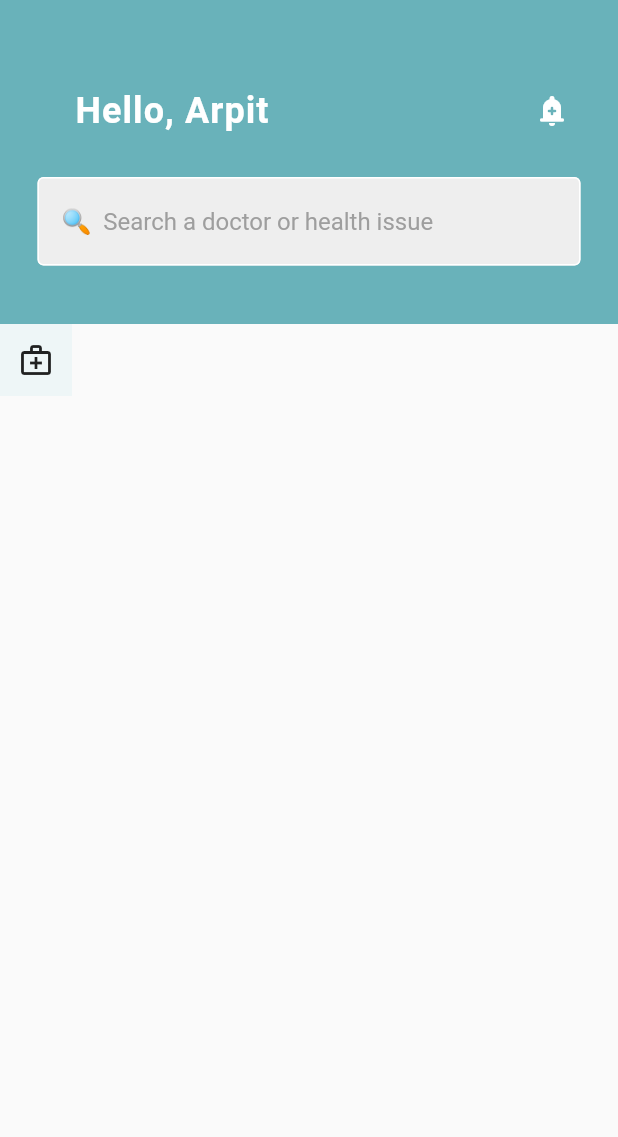
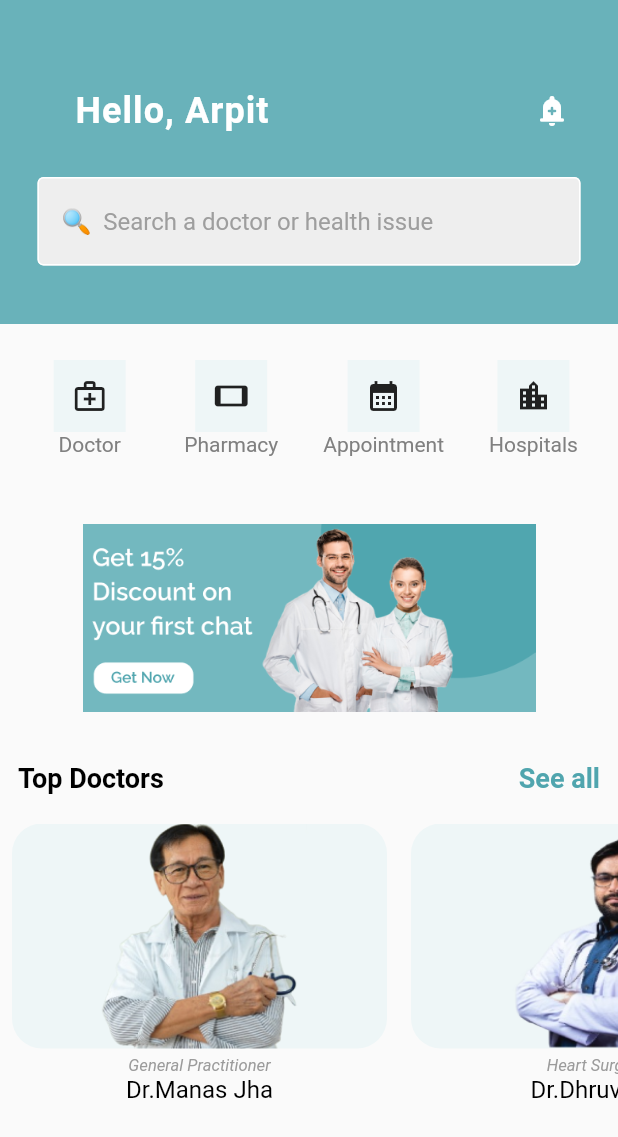
Before and after one commit to singhanshika1302/medicare-app, a Flutter app: the MediHomepage screen opened by its route, on a phone screen of 412 x 824 dp. Shown: the top 1137 px of the screen. Run offline on Flutter 3.47's test engine with Material 2 defaults, Android fonts, the phone set to English and light mode, and no system bars; missing offline and left inert: colorful_iconify_flutter, iconify_flutter; Roboto replaces fonts that are missing (Outfit, Raleway).

Commit message:
doctor's discription added

```diff
--- a/lib/home.dart
+++ b/lib/home.dart
@@ -1,4 +1,5 @@
 import 'package:flutter/material.dart';
+import 'package:medicare_app/utilis/doctor_card.dart';
 import 'package:medicare_app/utilis/mytextfield.dart';
 
 class MediHomepage extends StatelessWidget {
@@ -37,19 +38,154 @@ class MediHomepage extends StatelessWidget {
                       ),
                       Padding(
                         padding: const EdgeInsets.fromLTRB(0, 50, 20, 20),
-                        child: IconButton(onPressed: (){}, icon: Icon(Icons.add_alert_rounded,color: Colors.white,)),
+                        child: IconButton(
+                            onPressed: () {},
+                            icon: Icon(
+                              Icons.add_alert_rounded,
+                              color: Colors.white,
+                            )),
                       )
                     ],
                   ),
-                  MyTextField(controller: MySearchController, hintText: ' 🔍  Search a doctor or health issue', obscureText: false)
-
+                  MyTextField(
+                      controller: MySearchController,
+                      hintText: ' 🔍  Search a doctor or health issue',
+                      obscureText: false)
                 ],
               ),
             ),
-            Row(children: [
-              Container(color:Color(0xffEEF6F7) ,
-                child: IconButton(onPressed: (){}, icon:Icon( Icons.medical_services_outlined),))
-            ],)
+            Row(
+              mainAxisAlignment: MainAxisAlignment.center,
+              children: [
+                Padding(
+                  padding: const EdgeInsets.all(24.0),
+                  child: Column(
+                    children: [
+                      Container(
+                          color: Color(0xffEEF6F7),
+                          child: IconButton(
+                            onPressed: () {},
+                            icon: Icon(Icons.medical_services_outlined),
+                          )),
+                      Text(
+                        'Doctor',
+                        style: TextStyle(color: Color(0xff808080)),
+                      ),
+                    ],
+                  ),
+                ),
+                Padding(
+                  padding: const EdgeInsets.all(15.0),
+                  child: Column(
+                    children: [
+                      Container(
+                          color: Color(0xffEEF6F7),
+                          child: IconButton(
+                            onPressed: () {},
+                            icon: Icon(Icons.stay_current_landscape_outlined),
+                          )),
+                      Text(
+                        'Pharmacy',
+                        style: TextStyle(color: Color(0xff808080)),
+                      ),
+                    ],
+                  ),
+                ),
+                Padding(
+                  padding: const EdgeInsets.all(15.0),
+                  child: Column(
+                    children: [
+                      Container(
+                          color: Color(0xffEEF6F7),
+                          child: IconButton(
+                            onPressed: () {},
+                            icon: Icon(Icons.calendar_month),
+                          )),
+                      Text(
+                        'Appointment',
+                        style: TextStyle(color: Color(0xff808080)),
+                      ),
+                    ],
+                  ),
+                ),
+                Padding(
+                  padding: const EdgeInsets.all(15.0),
+                  child: Column(
+                    children: [
+                      Container(
+                          color: Color(0xffEEF6F7),
+                          child: IconButton(
+                            onPressed: () {},
+                            icon: Icon(Icons.location_city),
+                          )),
+                      Text(
+                        'Hospitals',
+                        style: TextStyle(color: Color(0xff808080)),
+                      ),
+                    ],
+                  ),
+                ),
+              ],
+            ),
+            SizedBox(
+              height: 20,
+            ),
+            Container(
+              width: 302,
+              height: 128,
+              decoration: BoxDecoration(
+                  image:
+                      DecorationImage(image: AssetImage('assets/banner.png'))),
+            ),
+            SizedBox(
+              height: 20,
+            ),
+            Padding(
+              padding: const EdgeInsets.all(12.0),
+              child: Row(
+                mainAxisAlignment: MainAxisAlignment.spaceBetween,
+                children: [
+                  Text(
+                    'Top Doctors',
+                    style: TextStyle(
+                      color: Colors.black,
+                      fontSize: 18,
+                      fontWeight: FontWeight.w600,
+                    ),
+                  ),
+                  Text(
+                    'See all',
+                    style: TextStyle(
+                      color: Color(0xFF50A5AE),
+                      fontSize: 18,
+                      fontFamily: 'Raleway',
+                      fontWeight: FontWeight.w600,
+                      height: 0,
+                    ),
+                  )
+                ],
+              ),
+            ),
+            Container(
+
+              height: 300,
+
+              child: ListView(
+                scrollDirection: Axis.horizontal,
+                children: [
+                  Padding(
+                    padding: const EdgeInsets.all(8.0),
+                    child: Doctor_Card(img: 'assets/doctor.png', prof: 'General Practitioner', name: 'Dr.Manas Jha'),
+                  ),
+
+                    Padding(
+                      padding: const EdgeInsets.all(8.0),
+                      child: Doctor_Card(img: 'assets/doctor 2.png', prof: 'Heart Surgeon', name: 'Dr.Dhruv Jha'),
+                    ),
+                ],
+
+              ),
+            )
           ],
         )),
       ),
--- a/lib/main.dart
+++ b/lib/main.dart
@@ -1,8 +1,10 @@
 import 'package:flutter/material.dart';
+import 'package:medicare_app/doctor.dart';
 import 'package:medicare_app/home.dart';
 import 'package:medicare_app/landing_page.dart';
 import 'package:medicare_app/login.dart';
 import 'package:medicare_app/navbar.dart';
+import 'package:medicare_app/profile.dart';
 
 void main() {
   runApp( MaterialApp(
@@ -14,6 +16,8 @@ void main() {
       '/login':(context) => login(),
       '/home':(context) => MediHomepage(),
       '/navbar':(context) => bottomnavbar(),
+      '/doctor':(context) => Doctor_page(),
+      '/profile':(context) =>Profile_page(),
      },
   ));
 }
--- /dev/null
+++ b/lib/utilis/doctor_card.dart
@@ -0,0 +1,60 @@
+import 'package:flutter/material.dart';
+
+class Doctor_Card extends StatelessWidget {
+  final String img;
+  final String prof;
+  final String name;
+
+  const Doctor_Card(
+      {super.key,
+      required this.img,
+      required this.prof,
+      required this.name,
+     });
+
+  @override
+  Widget build(BuildContext context) {
+    return Expanded(
+      child: Container(
+
+        child: Column(
+
+          children: [
+            Container(
+
+              width: 250,
+              height: 150,
+              decoration: BoxDecoration(
+                borderRadius: BorderRadius.circular(20),
+                image: DecorationImage(
+                  image: AssetImage(img),
+                  fit: BoxFit.fill,
+                ),
+              ),
+            ),
+            SizedBox(
+              height: 5,
+            ),
+
+            Text(
+              prof,
+              style: TextStyle(
+                  fontSize: 11,
+                  color: Color(0xff9B9B9B),
+                  fontStyle: FontStyle.italic),
+            ),
+            Text(
+              name,
+              style: TextStyle(
+                  fontSize: 16,
+                  color: Colors.black,
+                  ),
+            ),
+
+
+          ],
+        ),
+      ),
+    );
+  }
+}
```
Also changed, not shown: lib/doctor.dart (+10 -1 lines), lib/utilis/doctorpage_card.dart (added, +218 -0 lines), assets/banner.png (added), assets/doc1.png (added), assets/doctor 2.png (added), assets/doctor.png (added).
